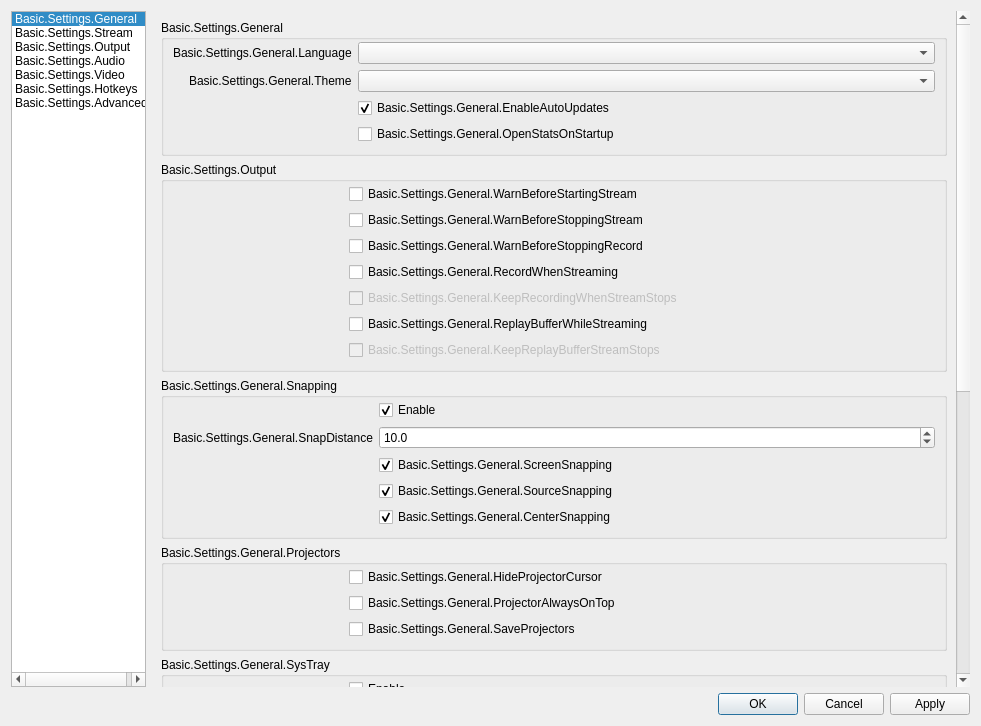
obsproject/obs-studio, file UI/forms/OBSBasicSettings.ui: the form before one commit.
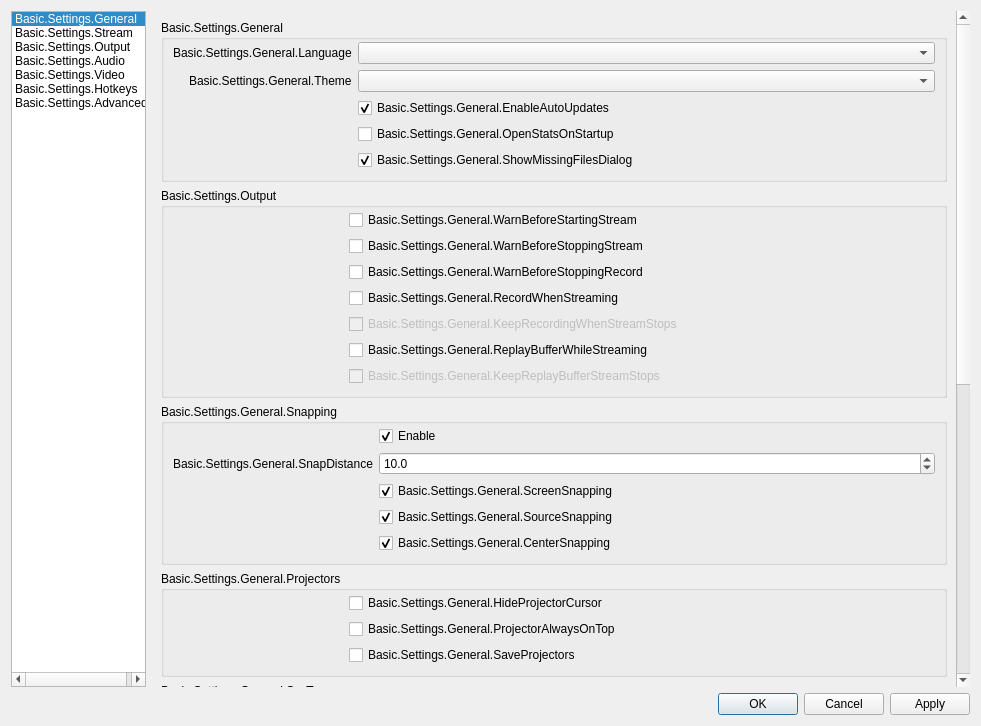
The form after the commit. Icons and pictures are not drawn. Custom widgets are drawn as their Qt base class.

Commit message:
UI: Add option to disable missing files dialog
This adds an option in the general settings to show the missing
files dialog.

```diff
--- a/UI/forms/OBSBasicSettings.ui
+++ b/UI/forms/OBSBasicSettings.ui
@@ -245,6 +245,16 @@
                      </property>
                     </widget>
                    </item>
+                   <item row="4" column="1">
+                    <widget class="QCheckBox" name="showMissingFiles">
+                     <property name="text">
+                      <string>Basic.Settings.General.ShowMissingFilesDialog</string>
+                     </property>
+                     <property name="checked">
+                      <bool>true</bool>
+                     </property>
+                    </widget>
+                   </item>
                   </layout>
                  </widget>
                 </item>
```
The commit also changes 4 other files.
